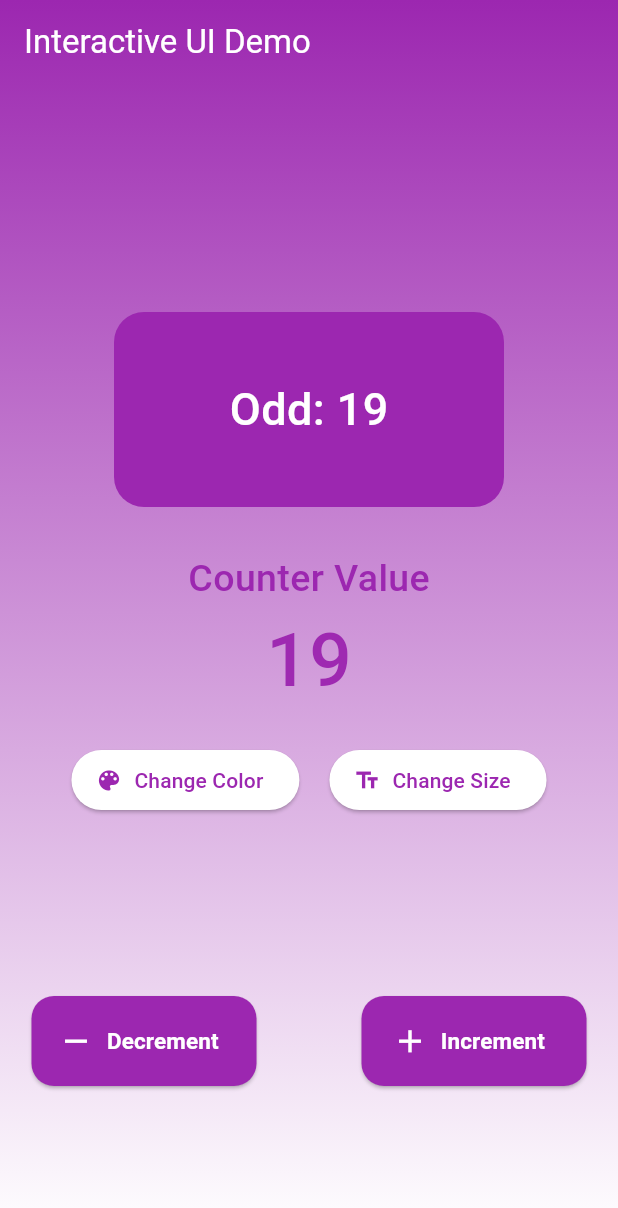
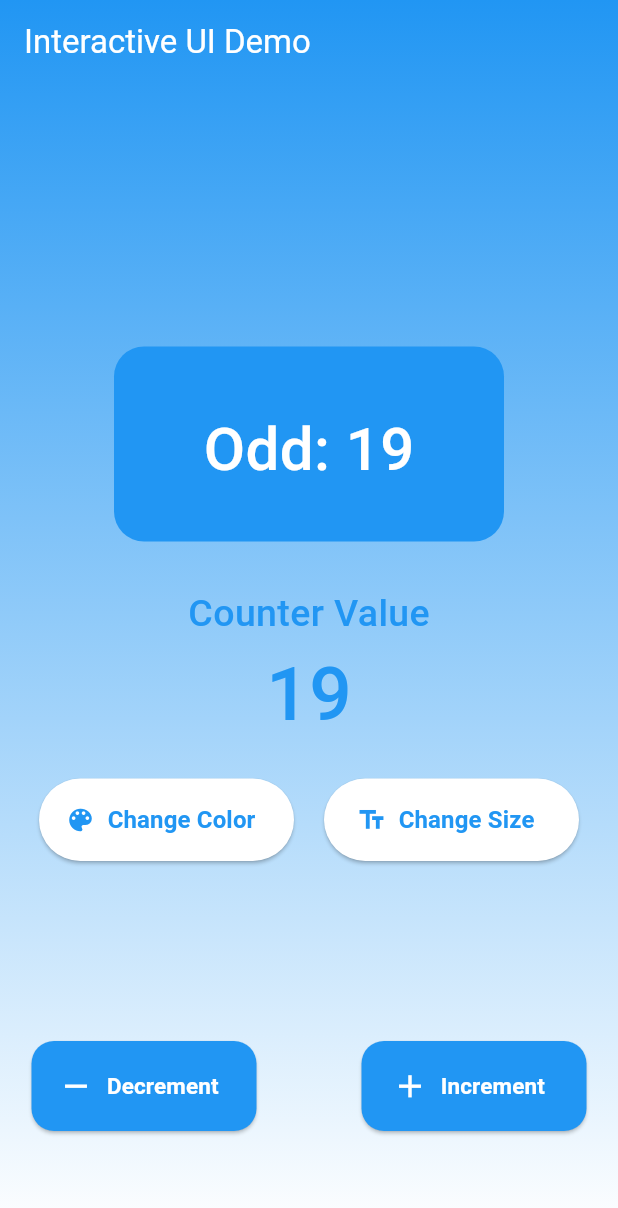
Before and after one commit to AhmedEzz999/Assignments_Solution, a Flutter app: the screen it shows after launch, after a tap on "Change Color", on a phone screen of 412 x 824 dp. Shown: the top 1208 px of the screen. Run offline on Flutter 3.47's test engine with Material 3 defaults, Android fonts, the phone set to English and light mode, and no system bars.

Commit message:
Add Color Changed Feature

```diff
--- a/Session 11/even_odd_app/lib/main.dart
+++ b/Session 11/even_odd_app/lib/main.dart
@@ -15,7 +15,7 @@ class EvenOddApp extends StatefulWidget {
 class _EvenOddAppState extends State<EvenOddApp> {
   int number = 19;
   bool isEven = false;
-  double fontSize = 30;
+  double fontSize = 40;
   MaterialColor backgroundColor = Colors.purple;
 
   @override
@@ -24,12 +24,24 @@ class _EvenOddAppState extends State<EvenOddApp> {
     isEven = number % 2 == 0;
   }
 
-  void NumberChanged (int newNumber) {
+  void numberChanged (int newNumber) {
     setState(() {
       number = newNumber;
-      isEven = (number % 2 == 0); // Update even/odd status
+      isEven = (number % 2 == 0);
     });
-}
+  }
+
+  void fontChanged (double newFontSize) {
+    setState(() {
+      fontSize = newFontSize;
+    });
+  }
+
+  void colorChanged (MaterialColor newColor) {
+    setState(() {
+      backgroundColor = newColor;
+    });
+  }
 
   @override
   Widget build(BuildContext context) {
@@ -60,10 +72,10 @@ class _EvenOddAppState extends State<EvenOddApp> {
               EvenOddSection(number: number, fontSize: fontSize, backgroundColor: backgroundColor),
               CounterSection(number: number, backgroundColor: backgroundColor),
               SizedBox(height: 20),
-              ChangeSizeAndColorSection(fontSize: fontSize, backgroundColor: backgroundColor),
+              ChangeSizeAndColorSection(fontSize: fontSize, backgroundColor: backgroundColor, fontChanged: fontChanged, colorChanged: colorChanged),
               SizedBox(height: 120),
-              ActionButtons(number: number, backgroundColor: backgroundColor, numberChanged: NumberChanged),
-              SizedBox(height: 100),
+              ActionButtons(number: number, backgroundColor: backgroundColor, numberChanged: numberChanged),
+              SizedBox(height: 70),
             ],
           ),
         ),
--- a/Session 11/even_odd_app/lib/sections/change_size_and_color_section.dart
+++ b/Session 11/even_odd_app/lib/sections/change_size_and_color_section.dart
@@ -4,8 +4,20 @@ class ChangeSizeAndColorSection extends StatefulWidget {
 
   double fontSize;
   MaterialColor backgroundColor;
+  Function(double) fontChanged;
+  Function(MaterialColor) colorChanged;
+  List <MaterialColor> colors = [
+    Colors.green,
+    Colors.blue,
+    Colors.red,
+  ];
 
-  ChangeSizeAndColorSection ({required this.backgroundColor, required this.fontSize});
+  ChangeSizeAndColorSection ({
+    required this.backgroundColor,
+    required this.fontSize,
+    required this.fontChanged,
+    required this.colorChanged
+    });
 
   @override
   State<ChangeSizeAndColorSection> createState() => _ChangeSizeAndColorSectionState();
@@ -13,32 +25,60 @@ class ChangeSizeAndColorSection extends StatefulWidget {
 
 class _ChangeSizeAndColorSectionState extends State<ChangeSizeAndColorSection> {
 
+  int colorIndex = 0;
   @override
   Widget build(BuildContext context) {
     return Row(
       mainAxisAlignment: MainAxisAlignment.center,
       children: [
-        ElevatedButton.icon(
-          onPressed: () {},
-          icon: Icon(Icons.color_lens),
-          label: Text("Change Color"),
+        Container(
+          height: 55,
+          width: 170,
+          child: ElevatedButton.icon(
+            onPressed: () {
+              colorIndex = (colorIndex + 1) % widget.colors.length;
+              widget.colorChanged(widget.colors[colorIndex]);
+            },
+            icon: Icon(
+              Icons.color_lens,
+              color: widget.backgroundColor,
+              size: 20),
+            label: Text(
+              "Change Color",
+              style: TextStyle(
+                fontSize: 16,
+                fontWeight: FontWeight.w600
+              ),
+              ),
             style: ElevatedButton.styleFrom(
               backgroundColor: Colors.white,
               foregroundColor: widget.backgroundColor,
             ),
           ),
+        ),
         SizedBox(width: 20),
-        ElevatedButton.icon(
+        Container(
+          height: 55,
+          width: 170,
+          child: ElevatedButton.icon(
           onPressed: () {
-          setState(() {
-            widget.fontSize = (widget.fontSize == 40) ? 25 : 40;
-          });
+            widget.fontChanged(widget.fontSize = (widget.fontSize == 40) ? 30 : 40);
           },
-        icon: Icon(Icons.text_fields),
-        label: Text("Change Size"),
+          icon: Icon(
+            Icons.text_fields,
+            color: widget.backgroundColor,
+            size: 20),
+          label: Text(
+            "Change Size",
+            style: TextStyle(
+              fontSize: 16,
+              fontWeight: FontWeight.w600
+            ),
+          ),
           style: ElevatedButton.styleFrom(
             backgroundColor: Colors.white,
             foregroundColor: widget.backgroundColor,
+          ),
           ),
         ),
       ],
--- a/Session 11/even_odd_app/lib/sections/counter_section.dart
+++ b/Session 11/even_odd_app/lib/sections/counter_section.dart
@@ -27,7 +27,7 @@ class _CounterSectionState extends State<CounterSection> {
         Text(
           '${widget.number}',
           style: TextStyle(
-            color: Color(0xff9e29b1),
+            color: widget.backgroundColor,
             fontSize: 50,
             fontWeight: FontWeight.w500
           ),
```
Lines whose indentation alone changed are shown as unchanged.
